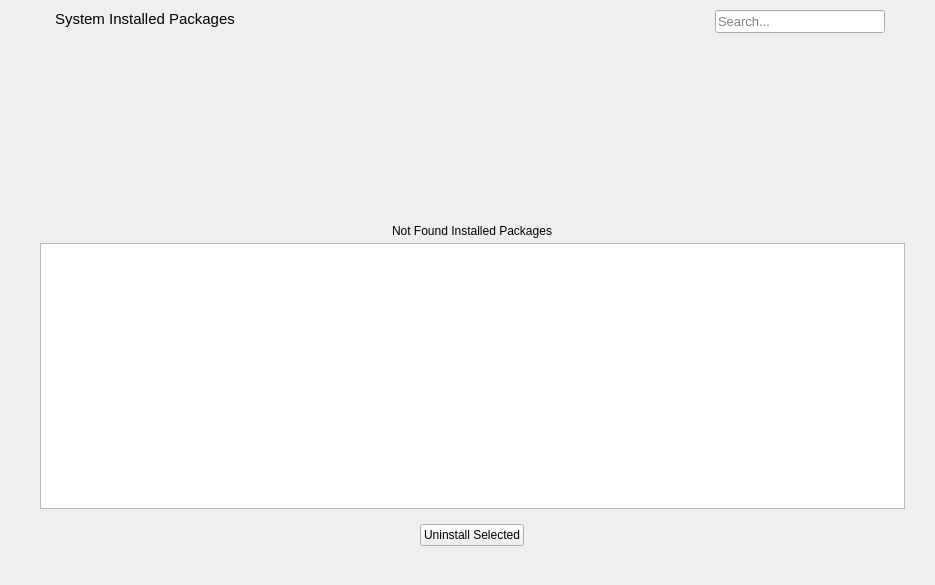
The window that stacer/Pages/Uninstaller/uninstallerpage.ui (oguzhaninan/Stacer) describes before a commit, drawn with Qt 5.
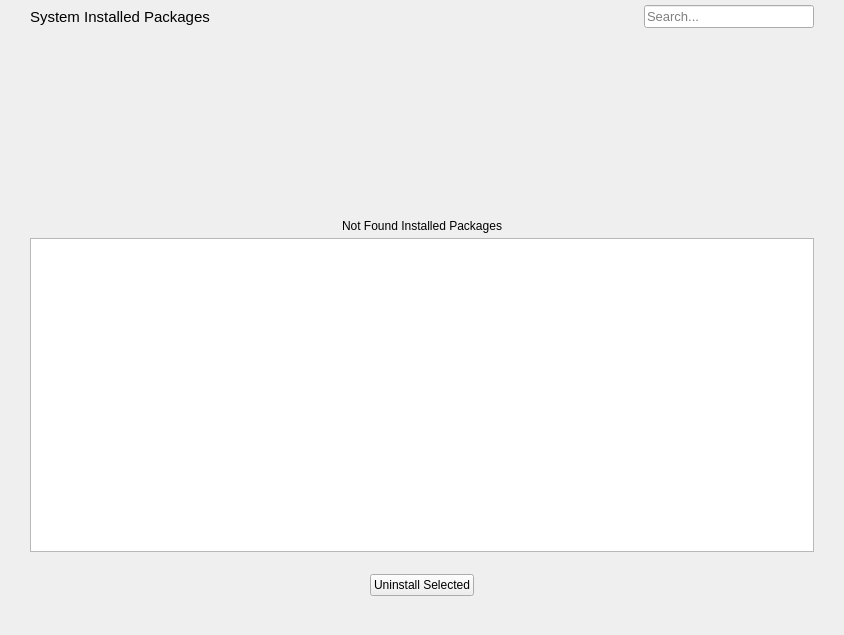
The same window after the commit.

```diff
--- a/stacer/Pages/Uninstaller/uninstallerpage.ui
+++ b/stacer/Pages/Uninstaller/uninstallerpage.ui
@@ -6,46 +6,19 @@
    <rect>
     <x>0</x>
     <y>0</y>
-    <width>935</width>
-    <height>585</height>
+    <width>844</width>
+    <height>635</height>
    </rect>
   </property>
   <property name="windowTitle">
    <string>Uninstaller</string>
   </property>
-  <layout class="QVBoxLayout" name="verticalLayout_2">
-   <property name="spacing">
-    <number>0</number>
-   </property>
-   <property name="leftMargin">
-    <number>10</number>
-   </property>
-   <property name="topMargin">
-    <number>5</number>
-   </property>
-   <property name="rightMargin">
-    <number>0</number>
-   </property>
-   <property name="bottomMargin">
-    <number>0</number>
-   </property>
-   <item>
-    <widget class="QWidget" name="widgetUninstaller" native="true">
-     <property name="sizePolicy">
-      <sizepolicy hsizetype="Expanding" vsizetype="Expanding">
-       <horstretch>0</horstretch>
-       <verstretch>0</verstretch>
-      </sizepolicy>
-     </property>
-     <property name="styleSheet">
-      <string notr="true"/>
-     </property>
      <layout class="QGridLayout" name="gridLayout">
       <property name="leftMargin">
        <number>30</number>
       </property>
       <property name="topMargin">
-       <number>0</number>
+    <number>5</number>
       </property>
       <property name="rightMargin">
        <number>30</number>
@@ -53,93 +26,16 @@
       <property name="bottomMargin">
        <number>20</number>
       </property>
-      <property name="spacing">
-       <number>5</number>
-      </property>
-      <item row="0" column="0" colspan="2" alignment="Qt::AlignTop">
-       <widget class="QWidget" name="widgetUninstallerTop" native="true">
-        <property name="sizePolicy">
-         <sizepolicy hsizetype="Expanding" vsizetype="Minimum">
-          <horstretch>0</horstretch>
-          <verstretch>0</verstretch>
-         </sizepolicy>
-        </property>
-        <layout class="QHBoxLayout" name="horizontalLayout">
-         <property name="spacing">
-          <number>5</number>
-         </property>
-         <property name="leftMargin">
-          <number>15</number>
-         </property>
-         <property name="topMargin">
-          <number>5</number>
-         </property>
-         <property name="rightMargin">
-          <number>20</number>
-         </property>
-         <property name="bottomMargin">
+   <property name="horizontalSpacing">
           <number>0</number>
          </property>
-         <item alignment="Qt::AlignLeft|Qt::AlignTop">
-          <widget class="QLabel" name="lblPackagesTitle">
-           <property name="sizePolicy">
-            <sizepolicy hsizetype="Expanding" vsizetype="Preferred">
-             <horstretch>0</horstretch>
-             <verstretch>0</verstretch>
-            </sizepolicy>
-           </property>
-           <property name="font">
-            <font>
-             <family>Ubuntu</family>
-             <pointsize>11</pointsize>
-             <italic>false</italic>
-            </font>
-           </property>
-           <property name="styleSheet">
-            <string notr="true"/>
-           </property>
-           <property name="text">
-            <string>System Installed Packages</string>
-           </property>
-          </widget>
-         </item>
-         <item alignment="Qt::AlignRight|Qt::AlignTop">
-          <widget class="QLineEdit" name="txtPackageSearch">
-           <property name="minimumSize">
-            <size>
-             <width>170</width>
-             <height>0</height>
-            </size>
-           </property>
-           <property name="maximumSize">
-            <size>
-             <width>170</width>
-             <height>16777215</height>
-            </size>
-           </property>
-           <property name="font">
-            <font>
-             <pointsize>10</pointsize>
-            </font>
-           </property>
-           <property name="focusPolicy">
-            <enum>Qt::StrongFocus</enum>
-           </property>
-           <property name="styleSheet">
-            <string notr="true"/>
-           </property>
-           <property name="placeholderText">
-            <string>Search...</string>
-           </property>
-          </widget>
-         </item>
-        </layout>
-       </widget>
-      </item>
-      <item row="5" column="0" colspan="2" alignment="Qt::AlignHCenter">
+   <property name="verticalSpacing">
+    <number>5</number>
+   </property>
+   <item row="5" column="0" colspan="3" alignment="Qt::AlignHCenter|Qt::AlignBottom">
        <widget class="QLabel" name="lblLoadingUninstaller">
         <property name="sizePolicy">
-         <sizepolicy hsizetype="Preferred" vsizetype="Preferred">
+      <sizepolicy hsizetype="Minimum" vsizetype="Fixed">
           <horstretch>0</horstretch>
           <verstretch>0</verstretch>
          </sizepolicy>
@@ -149,7 +45,7 @@
         </property>
        </widget>
       </item>
-      <item row="3" column="0" colspan="2">
+   <item row="3" column="0" colspan="3">
        <spacer name="verticalSpacer">
         <property name="orientation">
          <enum>Qt::Vertical</enum>
@@ -159,13 +55,66 @@
         </property>
         <property name="sizeHint" stdset="0">
          <size>
-          <width>20</width>
-          <height>10</height>
+       <width>0</width>
+       <height>17</height>
          </size>
         </property>
        </spacer>
       </item>
-      <item row="4" column="0" colspan="2" alignment="Qt::AlignHCenter">
+   <item row="0" column="2" alignment="Qt::AlignRight">
+    <widget class="QLineEdit" name="txtPackageSearch">
+     <property name="minimumSize">
+      <size>
+       <width>170</width>
+       <height>0</height>
+      </size>
+     </property>
+     <property name="maximumSize">
+      <size>
+       <width>170</width>
+       <height>16777215</height>
+      </size>
+     </property>
+     <property name="font">
+      <font>
+       <pointsize>10</pointsize>
+      </font>
+     </property>
+     <property name="focusPolicy">
+      <enum>Qt::StrongFocus</enum>
+     </property>
+     <property name="styleSheet">
+      <string notr="true"/>
+     </property>
+     <property name="placeholderText">
+      <string>Search...</string>
+     </property>
+    </widget>
+   </item>
+   <item row="0" column="0" alignment="Qt::AlignLeft">
+    <widget class="QLabel" name="lblPackagesTitle">
+     <property name="sizePolicy">
+      <sizepolicy hsizetype="Expanding" vsizetype="Preferred">
+       <horstretch>0</horstretch>
+       <verstretch>0</verstretch>
+      </sizepolicy>
+     </property>
+     <property name="font">
+      <font>
+       <family>Ubuntu</family>
+       <pointsize>11</pointsize>
+       <italic>false</italic>
+      </font>
+     </property>
+     <property name="styleSheet">
+      <string notr="true"/>
+     </property>
+     <property name="text">
+      <string notr="true">System Installed Packages</string>
+     </property>
+    </widget>
+   </item>
+   <item row="4" column="0" colspan="3" alignment="Qt::AlignHCenter">
        <widget class="QPushButton" name="btnUninstall">
         <property name="enabled">
          <bool>true</bool>
@@ -192,7 +141,7 @@
         </property>
        </widget>
       </item>
-      <item row="1" column="0" colspan="2" alignment="Qt::AlignTop">
+   <item row="1" column="0" colspan="3" alignment="Qt::AlignVCenter">
        <widget class="QWidget" name="notFoundWidget" native="true">
         <property name="sizePolicy">
          <sizepolicy hsizetype="Preferred" vsizetype="Expanding">
@@ -247,7 +196,7 @@
         </layout>
        </widget>
       </item>
-      <item row="2" column="0" colspan="2">
+   <item row="2" column="0" colspan="3">
        <widget class="QListWidget" name="listWidgetPackages">
         <property name="font">
          <font>
@@ -288,9 +237,6 @@
         <property name="uniformItemSizes">
          <bool>false</bool>
         </property>
-       </widget>
-      </item>
-     </layout>
     </widget>
    </item>
   </layout>
```
Left out of the diff: 2 changed lines with no effect on the pictures. Lines whose indentation alone changed are shown as unchanged.
